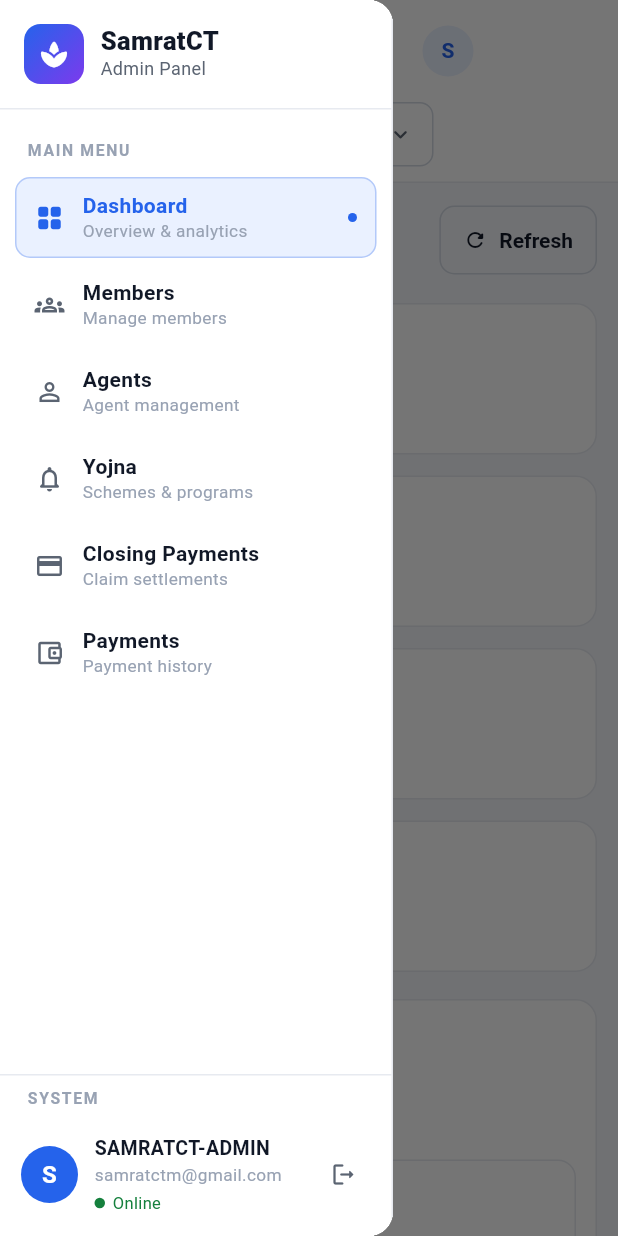
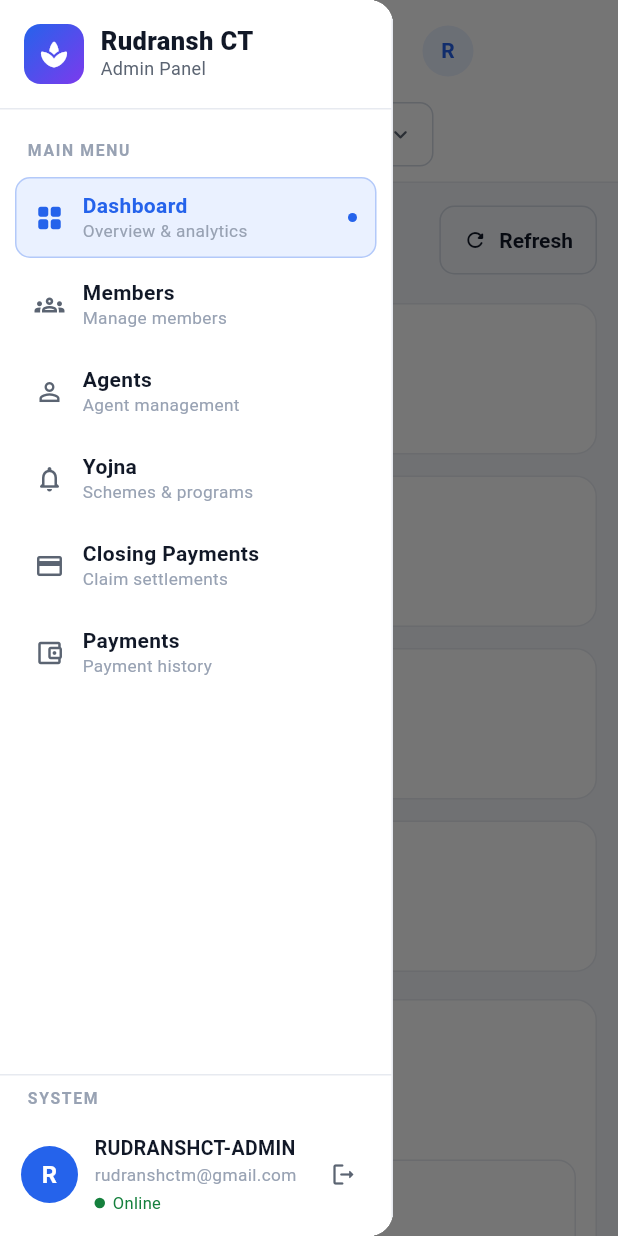
Before and after one commit to nayansuthar-1/rudransh-ct, a Flutter app: the screen it shows after launch, after a tap on the "menu" icon, on a phone screen of 412 x 824 dp. Run offline on Flutter 3.47's test engine with Material 3 defaults, Android fonts, the phone set to English and light mode, and no system bars; our stand-ins replace flutter_riverpod, go_router; accounts and stored records are empty.

Commit message:
Rebrand SamratCT to Rudransh CT and add Vercel config
Renames the app across code, tests, web shell and docs:

- Dart package samrat_ct -> rudransh_ct (pubspec + all test imports)
- SamratAdminApp -> RudranshAdminApp
- S.appName 'SamratCT' -> 'Rudransh CT'
- S.trustName -> 'रुद्रांश चैरिटेबल ट्रस्ट'
- Seed/stub emails -> rudranshctm@gmail.com, agent@rudranshct.org
- Admin display name SAMRATCT-ADMIN -> RUDRANSHCT-ADMIN
- index.html title/meta and manifest.json name/short_name/description
- README title and trust name; also strips a stray UTF-16 fragment that
  had been appended to the file and made git treat it as binary

Adds vercel.json so the repo deploys as a static Flutter web build:
clones the pinned Flutter 3.44.5 SDK at install time, builds to
build/web, rewrites all paths to index.html for go_router's path URL
strategy, and sets cache headers (immutable for hashed assets,
no-cache for index.html, service worker and version.json).

flutter analyze: no issues. flutter test: 17 passed.

Co-Authored-By: Claude Opus 5 <noreply@anthropic.com>

```diff
--- a/lib/app.dart
+++ b/lib/app.dart
@@ -7,8 +7,8 @@ import 'core/router/app_router.dart';
 import 'core/theme/app_theme.dart';
 import 'state/providers.dart';
 
-class SamratAdminApp extends ConsumerWidget {
-  const SamratAdminApp({super.key});
+class RudranshAdminApp extends ConsumerWidget {
+  const RudranshAdminApp({super.key});
 
   @override
   Widget build(BuildContext context, WidgetRef ref) {
--- a/lib/core/l10n/strings.dart
+++ b/lib/core/l10n/strings.dart
@@ -5,9 +5,9 @@ class S {
   const S._();
 
   // Brand
-  static const appName = 'SamratCT';
+  static const appName = 'Rudransh CT';
   static const appSubtitle = 'Admin Panel';
-  static const trustName = 'सम्राट चैरिटेबल ट्रस्ट';
+  static const trustName = 'रुद्रांश चैरिटेबल ट्रस्ट';
 
   // Navigation
   static const mainMenu = 'MAIN MENU';
--- a/lib/data/models/admin_user.dart
+++ b/lib/data/models/admin_user.dart
@@ -16,8 +16,8 @@ class AdminUser {
 
   static const guest = AdminUser(
     id: 'local-admin',
-    name: 'SAMRATCT-ADMIN',
-    email: 'samratctm@gmail.com',
+    name: 'RUDRANSHCT-ADMIN',
+    email: 'rudranshctm@gmail.com',
   );
 
   Map<String, dynamic> toMap() =>
--- a/lib/data/seed/seed_data.dart
+++ b/lib/data/seed/seed_data.dart
@@ -106,7 +106,7 @@ class SeedData {
         name: _agentNames[i],
         phone: _phone(),
         email:
-            'agent${i + 1}@samratct.org',
+            'agent${i + 1}@rudranshct.org',
         area: _villages[i % _villages.length],
         district: _districts[i % _districts.length],
         commissionPercent: [2.0, 2.5, 3.0, 1.5][i % 4],
--- a/lib/main.dart
+++ b/lib/main.dart
@@ -8,5 +8,5 @@ void main() {
   WidgetsFlutterBinding.ensureInitialized();
   // Clean URLs (`/members` instead of `/#/members`).
   usePathUrlStrategy();
-  runApp(const ProviderScope(child: SamratAdminApp()));
+  runApp(const ProviderScope(child: RudranshAdminApp()));
 }
--- a/lib/state/auth_controller.dart
+++ b/lib/state/auth_controller.dart
@@ -55,7 +55,7 @@ class AuthController extends Notifier<AuthState> {
   AuthState build() => bypassLogin
       ? const AuthState(
           stage: AuthStage.signedIn,
-          email: 'samratctm@gmail.com',
+          email: 'rudranshctm@gmail.com',
           user: AdminUser.guest,
         )
       : const AuthState();
--- a/lib/widgets/forms/agent_form_dialog.dart
+++ b/lib/widgets/forms/agent_form_dialog.dart
@@ -179,7 +179,7 @@ class _AgentFormDialogState extends ConsumerState<AgentFormDialog> {
                     AppTextField(
                       label: 'Email',
                       controller: _email,
-                      hint: 'agent@samratct.org',
+                      hint: 'agent@rudranshct.org',
                       prefixIcon: Icons.mail_outline,
                       keyboardType: TextInputType.emailAddress,
                       validator: (v) =>
--- a/pubspec.yaml
+++ b/pubspec.yaml
@@ -1,4 +1,4 @@
-name: samrat_ct
+name: rudransh_ct
 description: "A new Flutter project."
 # The following line prevents the package from being accidentally published to
 # pub.dev using `flutter pub publish`. This is preferred for private packages.
```
Also changed, not shown: vercel.json (added), 5 other files.
